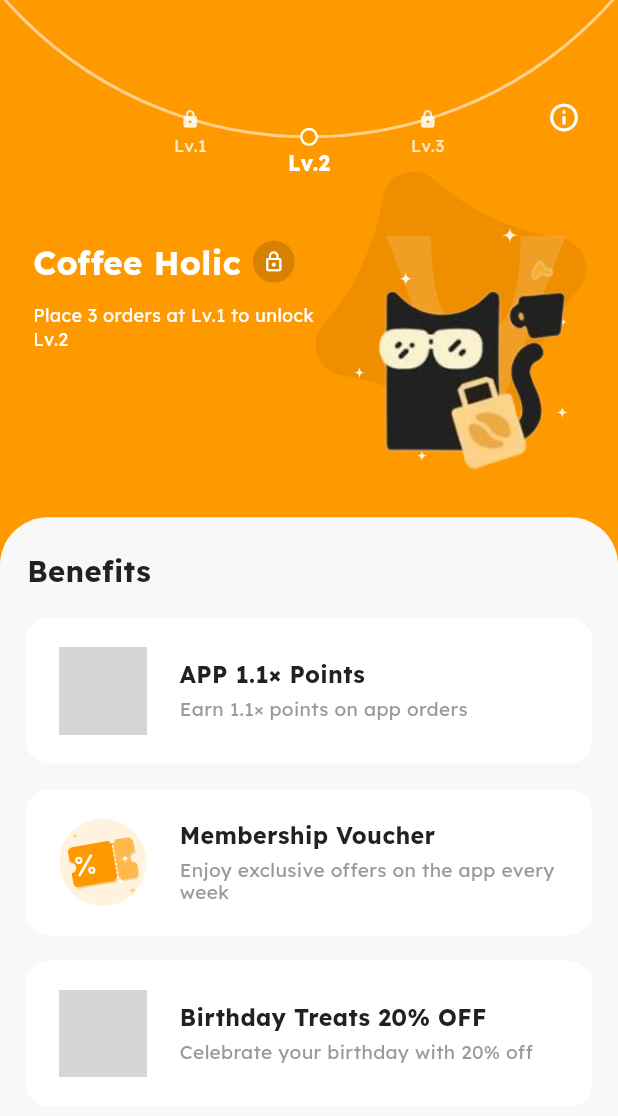
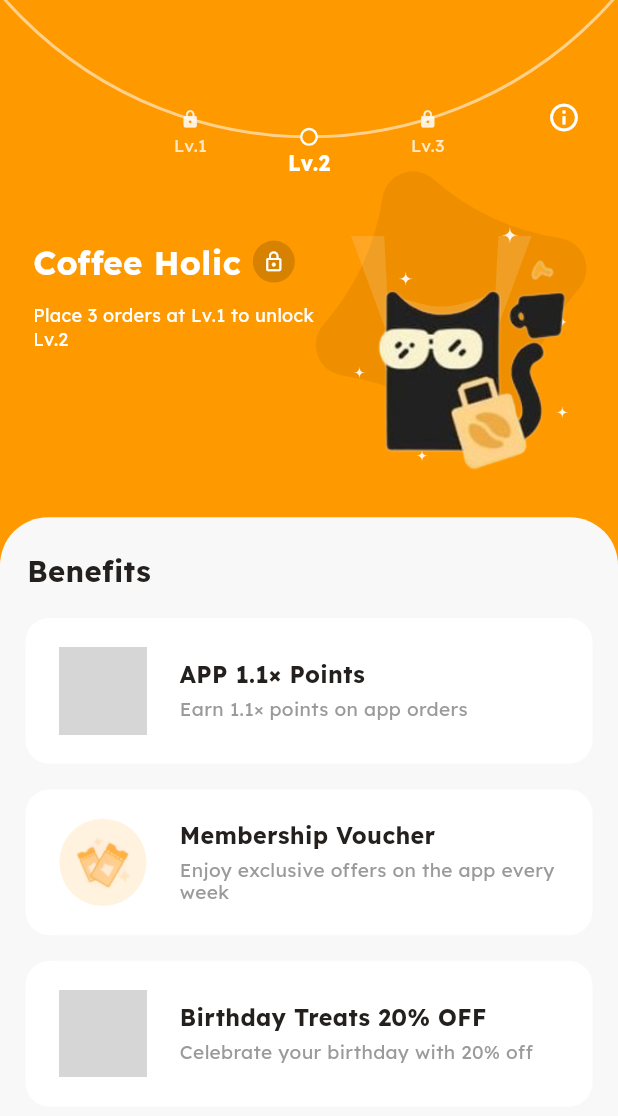
Before and after one commit to nailasyra/PAPB-PROJECT, a Flutter app: the MemberLevelPage screen opened directly, after a tap on "Lv.2", on a phone screen of 412 x 824 dp. Shown: the top 1116 px of the screen. Run offline on Flutter 3.47's test engine with Material 3 defaults, Android fonts, the phone set to English and light mode, and no system bars; our stand-ins replace flutter_svg, google_fonts, sqflite; accounts and stored records are empty; network calls fail; grey boxes are pictures that could not be loaded.

Commit message:
Perbaiki halaman member: V, efek, ikon voucher, terms

```diff
--- a/lib/member/member.dart
+++ b/lib/member/member.dart
@@ -20,8 +20,10 @@ const String kMemberAssetDir = 'assets/images/member';
 const bool kDebugMascotBox = false;
 
 // true = ikon Voucher selalu memakai gambar kode (kupon umum),
-// mengabaikan file ic_voucher_lvX.png kalau ada.
-const bool kForcePaintedVoucher = true;
+// mengabaikan file lvlX_voucher.png kalau ada.
+// false = ikon Voucher memakai file assets/images/member/lvl1_voucher.png
+// sampai lvl4_voucher.png (satu file per level).
+const bool kForcePaintedVoucher = false;
 
 // Lama efek (V + cahaya + percikan bintang) sebelum hilang (milidetik).
 const int kEffectDurationMs = 3200;
@@ -38,12 +40,20 @@ const double kVOpacity = 0.14;
 // HURUF V + LINGKARAN + CAHAYA
 // ------------------------------------------
 
-// Lebar & tinggi V sebagai pecahan lebar layar.
-const double kVWidth = 0.29;
-const double kVHeight = 0.29;
-
-// V SELALU berpusat tepat di tengah maskot (simetris di belakang maskot).
-// Y = dp pada lebar 411 (bagian atas V), sama untuk semua level.
+// Bentuk V mengikuti kepala maskot: sisi dalam V turun dari atas, tepat
+// menyentuh ujung kedua telinga, lalu melengkung mengikuti cekungan
+// kepala. Semua ukuran dalam dp pada lebar 411.
+
+// Setengah lebar V di bagian atas (lebar V = 2 x ini). Sama semua level.
+const double kVOuterHalf = 60;
+// Tebal lengan V di bagian atas.
+const double kVArm = 22;
+// Seberapa jauh V turun di bawah ujung telinga (tersembunyi di balik maskot).
+const double kVBelowEar = 70;
+// Setengah lebar ujung bawah V (tersembunyi di balik maskot).
+const double kVTipHalf = 20;
+
+// Bagian atas V (dp pada lebar 411), sama untuk semua level.
 const double kVTopY = 157;
 
 // Geser halus V per level kalau perlu (pecahan lebar layar / dp).
@@ -56,11 +66,17 @@ const List<double> kVOffsetY = [0, 0, 0, 0];
 // Negatif = ke kiri, positif = ke kanan. Urutan: Lv.1, Lv.2, Lv.3, Lv.4
 const List<double> kEffectOffsetX = [0, 0, 0, -8];
 
-// Lengkung bagian dalam V = lengkung kepala maskot (per level: Lv.1..Lv.4).
-// open  = lebar lengkung (pecahan lebar V), samakan dengan lebar kepala.
-// depth = kedalaman lengkung (pecahan tinggi V).
-const List<double> kVInnerOpen = [0.50, 0.50, 0.50, 0.50];
-const List<double> kVInnerDepth = [0.55, 0.55, 0.55, 0.55];
+// KEPALA maskot per level (Lv.1, Lv.2, Lv.3, Lv.4). V dibentuk dari sini.
+//   kVHeadDx   : geser tengah V dari titik tengah efek, supaya tepat di
+//                tengah kepala (negatif = kiri, positif = kanan).
+//   kHeadHalf  : setengah jarak antara ujung telinga kiri dan kanan.
+//   kHeadEarY  : tinggi ujung telinga dari atas layar.
+//   kHeadDip   : kedalaman cekungan di antara dua telinga.
+// Kalau V terlihat bergeser / tidak menempel di kepala, ubah angka level itu.
+const List<double> kVHeadDx = [-25, -23, 6, -11];
+const List<double> kHeadHalf = [35, 36, 33, 36];
+const List<double> kHeadEarY = [194, 195, 205, 195];
+const List<double> kHeadDip = [9, 9, 9, 9];
 
 // Lingkaran berlapis tepat di bawah maskot, khusus Lv.3 & Lv.4.
 // Pusatnya mengikuti tengah maskot (X). Y dalam dp pada lebar 411.
@@ -454,7 +470,8 @@ class _MemberLevelPageState extends State<MemberLevelPage> {
                   ),
                 ),
 
-                // Sheet Benefits (tetap, isi berganti)
+                // Sheet Benefits: judul "Benefits" TETAP di atas, hanya
+                // daftar kartu di bawahnya yang bisa digeser.
                 Positioned(
                   top: sheetTop,
                   left: 0,
@@ -467,9 +484,22 @@ class _MemberLevelPageState extends State<MemberLevelPage> {
                         top: Radius.circular(32),
                       ),
                     ),
+                    child: Column(
+                      crossAxisAlignment: CrossAxisAlignment.start,
+                      children: [
+                        // Judul tetap (tidak ikut tergeser)
+                        Padding(
+                          padding: const EdgeInsets.symmetric(horizontal: 17),
+                          child: BenefitsTitle(s: s),
+                        ),
+
+                        // Daftar kartu. Dipotong tepat di bawah judul.
+                        // Kalau isinya muat (Lv.1 - Lv.3) tidak bisa digeser;
+                        // kalau tidak muat (Lv.4) bisa digeser ke atas.
+                        Expanded(
                           child: AnimatedSwitcher(
                             duration: const Duration(milliseconds: 220),
-                      // Selalu rata ATAS dan memenuhi sheet.
+                            // Selalu rata ATAS dan memenuhi area.
                             layoutBuilder: (currentChild, previousChildren) {
                               return Stack(
                                 alignment: Alignment.topCenter,
@@ -482,7 +512,13 @@ class _MemberLevelPageState extends State<MemberLevelPage> {
                             child: SizedBox.expand(
                               key: ValueKey(selectedLevel),
                               child: SingleChildScrollView(
-                          padding: const EdgeInsets.fromLTRB(17, 0, 17, 110),
+                                physics: const ClampingScrollPhysics(),
+                                padding: EdgeInsets.fromLTRB(
+                                  17,
+                                  0,
+                                  17,
+                                  8 * s,
+                                ),
                                 child: BenefitsSection(
                                   s: s,
                                   level: member.level,
@@ -491,6 +527,9 @@ class _MemberLevelPageState extends State<MemberLevelPage> {
                                 ),
                               ),
                             ),
+                          ),
+                        ),
+                      ],
                     ),
                   ),
                 ),
@@ -577,16 +616,16 @@ class TermsPage extends StatelessWidget {
                   children: [
                     for (int i = 0; i < kTermsItems.length; i++)
                       Padding(
-                        padding: const EdgeInsets.only(bottom: 22),
+                        padding: const EdgeInsets.only(bottom: 18),
                         child: Text(
                           kTermsItems[i],
                           textAlign: i == kTermsItems.length - 1
                               ? TextAlign.justify
                               : TextAlign.start,
                           style: ts(
-                            16,
+                            11.5,
                             color: darkColor,
-                            height: 1.45,
+                            height: 1.6,
                           ),
                         ),
                       ),
@@ -862,10 +901,11 @@ class _HeaderPageState extends State<HeaderPage>
     final double blobCy = 204 * s;
 
     // Huruf V: selalu berpusat di tengah maskot (simetris)
-    final double vW = w * kVWidth;
-    final double vH = w * kVHeight;
-    final double vCx = ex + w * kVOffsetX[li];
     final double vTop = (kVTopY + kVOffsetY[li]) * s;
+    final double vCx = ex + kVHeadDx[li] * s + w * kVOffsetX[li];
+    final double vRise = kHeadEarY[li] - (kVTopY + kVOffsetY[li]); // dp
+    final double vW = kVOuterHalf * 2 * s;
+    final double vH = (vRise + kVBelowEar) * s;
 
     // Lingkaran berlapis tepat di bawah maskot (Lv.3 & Lv.4)
     final double ringW = mw * kRingWidthFactor;
@@ -924,8 +964,10 @@ class _HeaderPageState extends State<HeaderPage>
                   return CustomPaint(
                     painter: VPainter(
                       intensity: intensity(effects.value),
-                      open: kVInnerOpen[li],
-                      depth: kVInnerDepth[li],
+                      s: s,
+                      rise: vRise,
+                      earHalf: kHeadHalf[li],
+                      dip: kHeadDip[li],
                     ),
                   );
                 },
@@ -1219,36 +1261,47 @@ class GlowPainter extends CustomPainter {
       old.radius != radius;
 }
 
-// Huruf V lebar & transparan yang muncul lalu menghilang.
-// Sisi dalam V melengkung mengikuti kepala maskot. Simetris kiri-kanan.
+// Huruf V transparan yang muncul lalu menghilang.
+// Sisi dalam V turun dari atas sampai tepat di ujung telinga maskot, lalu
+// melengkung mengikuti cekungan kepala. Simetris kiri-kanan, di belakang maskot.
 class VPainter extends CustomPainter {
   final double intensity;
-  final double open;
-  final double depth;
+  final double s; // skala dp -> piksel
+  final double rise; // jarak (dp) dari atas V ke ujung telinga
+  final double earHalf; // setengah jarak ujung telinga (dp)
+  final double dip; // kedalaman cekungan kepala (dp)
 
   const VPainter({
     required this.intensity,
-    required this.open,
-    required this.depth,
+    required this.s,
+    required this.rise,
+    required this.earHalf,
+    required this.dip,
   });
 
   @override
   void paint(Canvas canvas, Size size) {
     if (intensity <= 0) return;
-    final double w = size.width;
-    final double h = size.height;
-    final double l = w * (0.5 - open / 2);
-    final double r = w * (0.5 + open / 2);
-    final double d = h * depth;
+
+    final double c = size.width / 2;
+    final double oh = kVOuterHalf * s; // setengah lebar luar (atas)
+    final double ih = (kVOuterHalf - kVArm) * s; // setengah lebar dalam (atas)
+    final double eh = earHalf * s; // ujung telinga
+    final double ey = rise * s; // tinggi ujung telinga dari atas V
+    final double dy = (rise + dip) * s; // dasar cekungan kepala
+    final double by = (rise + kVBelowEar) * s; // bawah V (tersembunyi)
+    final double th = kVTipHalf * s; // setengah lebar ujung bawah
 
     final path = Path()
-      ..moveTo(0, 0)
-      ..lineTo(l, 0)
-      ..quadraticBezierTo(l, d, w * 0.5, d)
-      ..quadraticBezierTo(r, d, r, 0)
-      ..lineTo(w, 0)
-      ..lineTo(w * 0.62, h)
-      ..lineTo(w * 0.38, h)
+      ..moveTo(c - oh, 0)
+      ..lineTo(c - ih, 0)
+      ..lineTo(c - eh, ey)
+      ..quadraticBezierTo(c - eh * 0.3, dy, c, dy)
+      ..quadraticBezierTo(c + eh * 0.3, dy, c + eh, ey)
+      ..lineTo(c + ih, 0)
+      ..lineTo(c + oh, 0)
+      ..lineTo(c + th, by)
+      ..lineTo(c - th, by)
       ..close();
 
     canvas.drawPath(
@@ -1259,7 +1312,11 @@ class VPainter extends CustomPainter {
 
   @override
   bool shouldRepaint(covariant VPainter old) =>
-      old.intensity != intensity || old.open != open || old.depth != depth;
+      old.intensity != intensity ||
+      old.s != s ||
+      old.rise != rise ||
+      old.earHalf != earHalf ||
+      old.dip != dip;
 }
 
 // Lingkaran berlapis (2 lapis) tepat di bawah maskot, Lv.3 & Lv.4.
@@ -1412,19 +1469,11 @@ class CoffeeMascot extends StatelessWidget {
 // BENEFITS
 // ==========================================
 
-class BenefitsSection extends StatelessWidget {
+// Judul "Benefits" yang tetap di atas (tidak ikut tergeser).
+class BenefitsTitle extends StatelessWidget {
   final double s;
-  final int level;
-  final List<BenefitData> benefits;
-  final Color color;
-
-  const BenefitsSection({
-    super.key,
-    required this.s,
-    required this.level,
-    required this.benefits,
-    required this.color,
-  });
+
+  const BenefitsTitle({super.key, required this.s});
 
   @override
   Widget build(BuildContext context) {
@@ -1448,6 +1497,31 @@ class BenefitsSection extends StatelessWidget {
           ),
         ),
         SizedBox(height: 19 * s),
+      ],
+    );
+  }
+}
+
+// Daftar kartu benefit (bagian yang bisa digeser).
+class BenefitsSection extends StatelessWidget {
+  final double s;
+  final int level;
+  final List<BenefitData> benefits;
+  final Color color;
+
+  const BenefitsSection({
+    super.key,
+    required this.s,
+    required this.level,
+    required this.benefits,
+    required this.color,
+  });
+
+  @override
+  Widget build(BuildContext context) {
+    return Column(
+      crossAxisAlignment: CrossAxisAlignment.start,
+      children: [
         ...benefits.map(
           (b) => Padding(
             padding: EdgeInsets.only(bottom: 17 * s),
@@ -1532,7 +1606,7 @@ class BenefitCard extends StatelessWidget {
 // assets/images/member/, file itu yang dipakai (hasil paling mirip 100%).
 // Kalau tidak ada, dipakai ikon gambar kode di bawah. Nama file:
 //   ic_points_lv1.png ... ic_points_lv4.png   (koin / APP 1.xx Points)
-//   ic_voucher_lv1.png ... ic_voucher_lv4.png (Membership Voucher)
+//   lvl1_voucher.png ... lvl4_voucher.png     (Membership Voucher)
 //   ic_birthday_lv2.png ... ic_birthday_lv4.png
 //   ic_gift_lv4.png                           (Exclusive Experience)
 //
@@ -1562,7 +1636,7 @@ class BenefitIcon extends StatelessWidget {
       case BenefitIconType.multiplier:
         return 'ic_points_lv$level';
       case BenefitIconType.voucher:
-        return 'ic_voucher_lv$level';
+        return 'lvl${level}_voucher';
       case BenefitIconType.birthday:
         return 'ic_birthday_lv$level';
       case BenefitIconType.gift:
@@ -1587,11 +1661,54 @@ class BenefitIcon extends StatelessWidget {
     );
   }
 
+  // Ikon voucher dari PNG per level (lvl1_voucher.png ... lvl4_voucher.png).
+  // PNG hanya berisi tiket + kilau (latar transparan), jadi lingkaran latar
+  // digambar di sini dengan warna level, sama seperti ikon koin dan kue.
+  Widget voucherIcon() {
+    if (kForcePaintedVoucher) {
+      return SizedBox(width: size, height: size, child: painted());
+    }
+
+    return SizedBox(
+      width: size,
+      height: size,
+      child: Stack(
+        children: [
+          // lingkaran latar
+          Container(
+            width: size,
+            height: size,
+            decoration: BoxDecoration(
+              shape: BoxShape.circle,
+              color: color.withValues(alpha: 0.12),
+            ),
+          ),
+          // tiket + kilau
+          Image.asset(
+            '$kMemberAssetDir/$assetName.png',
+            width: size,
+            height: size,
+            fit: BoxFit.contain,
+            filterQuality: FilterQuality.high,
+            // kalau PNG tidak ada, pakai gambar kode (tanpa lingkaran ganda)
+            errorBuilder: (context, error, stackTrace) => CustomPaint(
+              size: Size(size, size),
+              painter: BenefitIconPainter(
+                type: type,
+                badge: badge,
+                color: color,
+                holeColor: Colors.white,
+              ),
+            ),
+          ),
+        ],
+      ),
+    );
+  }
+
   @override
   Widget build(BuildContext context) {
-    if (type == BenefitIconType.voucher && kForcePaintedVoucher) {
-      return SizedBox(width: size, height: size, child: painted());
-    }
+    if (type == BenefitIconType.voucher) return voucherIcon();
 
     return SizedBox(
       width: size,
@@ -1761,87 +1878,87 @@ class BenefitIconPainter extends CustomPainter {
     }
   }
 
-  // ---------- Voucher (kupon pada umumnya) ----------
-  // Satu tiket persegi panjang dengan lekukan setengah lingkaran di kiri &
-  // kanan, garis putus-putus vertikal, tanda persen di sisi kiri, dan
-  // bintang di sisi kanan.
-  void _voucher(Canvas canvas) {
+  // ---------- Voucher (dua tiket miring) ----------
+  // Bagian atas tiket (stub) warna tua + garis putus-putus, badan warna
+  // muda berbingkai, bintang putih di tengah. Dua kilau kecil di luar.
+  void _ticket(
+    Canvas canvas,
+    Offset c,
+    double angle,
+    double w,
+    double h,
+    double starSize,
+  ) {
+    final Color stub = Color.lerp(color, Colors.black, 0.06)!;
+    final Color bodyFill = Color.lerp(color, Colors.white, 0.58)!;
+    final double stubH = h * 0.2;
+
     canvas.save();
-    canvas.translate(28, 28);
-    canvas.rotate(-0.17);
-
-    const double w = 42;
-    const double h = 26;
-    const double divX = 8.0; // posisi garis putus-putus
+    canvas.translate(c.dx, c.dy);
+    canvas.rotate(angle);
+
     final Rect r = Rect.fromCenter(center: Offset.zero, width: w, height: h);
-
+    final double sy = -h / 2 + stubH; // batas stub dan badan
+
+    // bentuk tiket dengan lekukan kecil di kiri-kanan batas stub
     Path body = Path()
-      ..addRRect(RRect.fromRectAndRadius(r, const Radius.circular(3)));
+      ..addRRect(RRect.fromRectAndRadius(r, const Radius.circular(1.5)));
     final Path notches = Path()
-      ..addOval(Rect.fromCircle(center: const Offset(-w / 2, 0), radius: 3.6))
-      ..addOval(Rect.fromCircle(center: const Offset(w / 2, 0), radius: 3.6))
-      ..addOval(Rect.fromCircle(center: const Offset(divX, -h / 2), radius: 2.0))
-      ..addOval(Rect.fromCircle(center: const Offset(divX, h / 2), radius: 2.0));
+      ..addOval(Rect.fromCircle(center: Offset(-w / 2, sy), radius: 1.3))
+      ..addOval(Rect.fromCircle(center: Offset(w / 2, sy), radius: 1.3));
     body = Path.combine(PathOperation.difference, body, notches);
 
-    // bayangan tipis
-    canvas.drawPath(
-      body.shift(const Offset(0.8, 1.2)),
-      Paint()..color = dark.withValues(alpha: 0.25),
-    );
-
-    // badan tiket
-    canvas.drawPath(body, Paint()..color = color);
-
-    // sisi kanan (stub) lebih terang
+    // badan muda
+    canvas.drawPath(body, Paint()..color = bodyFill);
+
+    // stub tua di atas
     canvas.save();
     canvas.clipPath(body);
     canvas.drawRect(
-      Rect.fromLTRB(divX, -h / 2, w / 2, h / 2),
-      Paint()..color = light.withValues(alpha: 0.6),
+      Rect.fromLTRB(-w / 2, -h / 2, w / 2, sy),
+      Paint()..color = stub,
     );
     canvas.restore();
 
-    // garis putus-putus vertikal
+    // bingkai
+    canvas.drawPath(
+      body,
+      Paint()
+        ..color = color
+        ..style = PaintingStyle.stroke
+        ..strokeWidth = 0.9
+        ..strokeJoin = StrokeJoin.round,
+    );
+
+    // garis putus-putus putih di batas stub
     final Paint dash = Paint()
       ..color = Colors.white.withValues(alpha: 0.95)
-      ..strokeWidth = 1.0
+      ..strokeWidth = 0.7
       ..strokeCap = StrokeCap.round;
-    for (double y = -h / 2 + 3.6; y < h / 2 - 2.6; y += 2.8) {
-      canvas.drawLine(Offset(divX, y), Offset(divX, y + 1.4), dash);
-    }
-
-    // tanda persen di sisi kiri
-    const Offset pc = Offset(-(w / 2 - divX) / 2 + 1.0 - 6.0, 0);
-    final Paint wp = Paint()..color = Colors.white;
-    final Paint hole = Paint()..color = color;
-    canvas.drawCircle(pc + const Offset(-3.6, -3.8), 2.3, wp);
-    canvas.drawCircle(pc + const Offset(3.6, 3.8), 2.3, wp);
-    canvas.drawCircle(pc + const Offset(-3.6, -3.8), 0.9, hole);
-    canvas.drawCircle(pc + const Offset(3.6, 3.8), 0.9, hole);
-    canvas.drawLine(
-      pc + const Offset(4.6, -5.6),
-      pc + const Offset(-4.6, 5.6),
-      Paint()
-        ..color = Colors.white
-        ..strokeWidth = 1.7
-        ..strokeCap = StrokeCap.round,
-    );
-
-    // bintang kecil di stub kanan
+    for (double x = -w / 2 + 1.8; x < w / 2 - 1.6; x += 1.8) {
+      canvas.drawLine(Offset(x, sy), Offset(x + 0.9, sy), dash);
+    }
+
+    // bintang putih di tengah badan
     sparkle(
       canvas,
-      const Offset(divX + (w / 2 - divX) / 2, 0),
-      3.0,
-      Paint()..color = Colors.white,
+      Offset(0, sy + (h / 2 - sy) * 0.42),
+      starSize,
+      Paint()..color = Colors.white.withValues(alpha: 0.96),
     );
 
     canvas.restore();
+  }
+
+  void _voucher(Canvas canvas) {
+    // tiket belakang (miring ke kiri), lalu tiket depan (miring ke kanan)
+    _ticket(canvas, const Offset(17.6, 29.8), -0.38, 11.5, 19.5, 3.0);
+    _ticket(canvas, const Offset(32.0, 30.0), 0.45, 14.0, 22.5, 4.4);
 
     // dua kilau kecil di luar tiket
-    final Paint sp = Paint()..color = light.withValues(alpha: 0.95);
-    sparkle(canvas, const Offset(10.0, 11.0), 2.4, sp);
-    sparkle(canvas, const Offset(47.0, 46.0), 2.6, sp);
+    final Paint sp = Paint()..color = light.withValues(alpha: 0.85);
+    sparkle(canvas, const Offset(24.8, 14.4), 3.0, sp);
+    sparkle(canvas, const Offset(42.6, 36.6), 3.2, sp);
   }
 
   // ---------- Kue ulang tahun ----------
```
Also changed, not shown: assets/images/member/lvl1_voucher.png (added), assets/images/member/lvl2_voucher.png (added), assets/images/member/lvl3_voucher.png (added), assets/images/member/lvl4_voucher.png (added), lib/member/ic_voucher.jpeg (added). Lines whose indentation alone changed are shown as unchanged.
